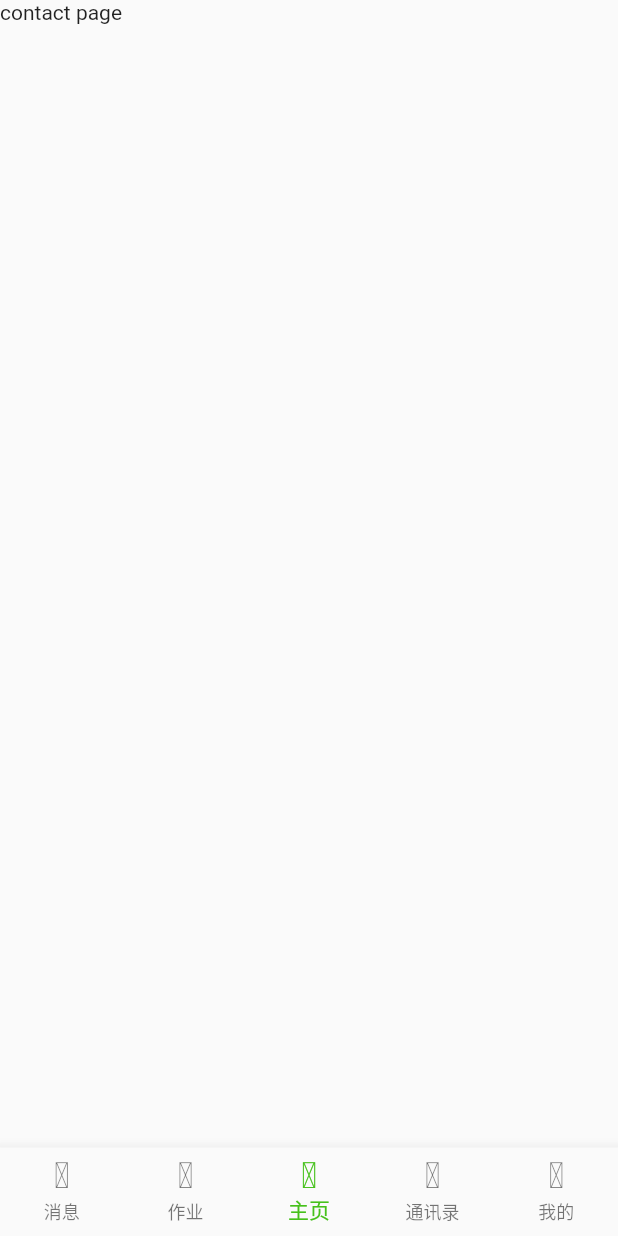
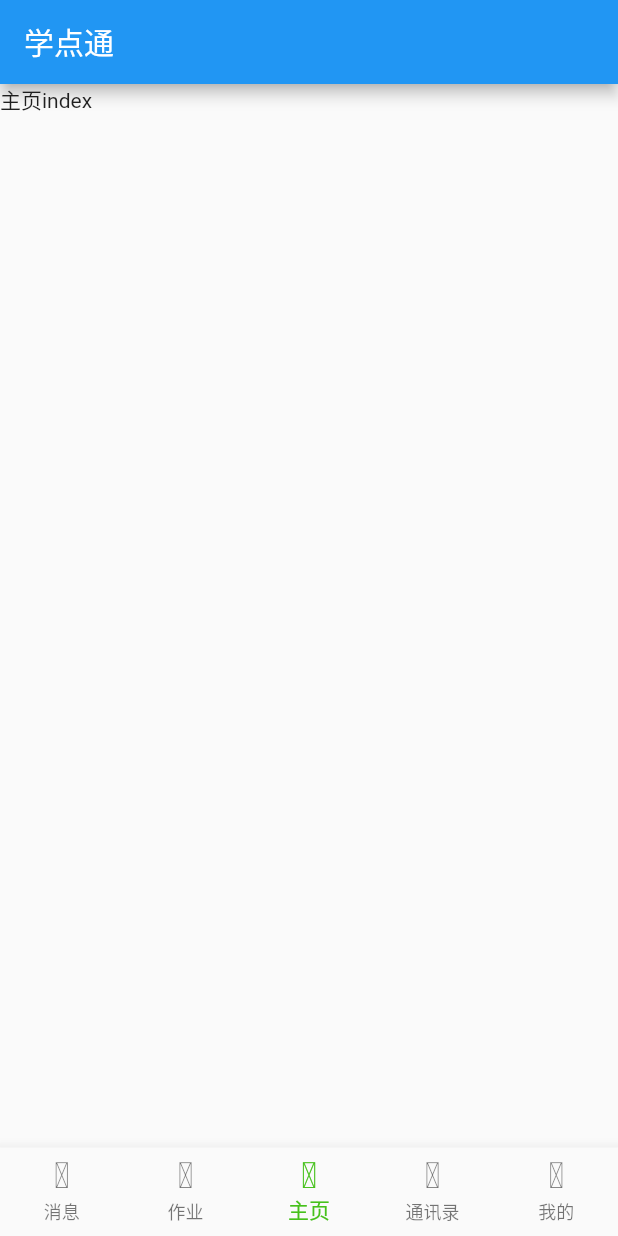
Before and after one commit to liucong1001/flutter-xuediantong, a Flutter app: the screen it shows after launch, swiped to page 3, on a phone screen of 412 x 824 dp. Run offline on Flutter 3.47's test engine with Material 2 defaults, Android fonts, the phone set to English and light mode, and no system bars.

Commit message:
tab底部切换 连接页面

```diff
--- /dev/null
+++ b/lib/constants.dart
@@ -0,0 +1,67 @@
+import 'package:flutter/material.dart';
+
+class AppColors {
+  static const BackgroundColor = 0xffebebeb;
+  static const AppBarColor = 0xff303030;
+  static const TabIconNormal = 0xff999999;
+  static const TabIconActive = 0xff46c11b;
+  static const AppBarPopupMenuColor = 0xffffffff;
+  static const TitleTextColor = 0xff353535;
+  static const ConversationItemBg = 0xffffffff;
+  static const DesTextColor = 0xff9e9e9e;
+  static const DividerColor = 0xffd9d9d9;
+  static const NotifyDotBg = 0xffff3e3e;
+  static const NotifyDotText = 0xffffffff;
+  static const ConversationMuteIcon = 0xffd8d8d8;
+  static const DeviceInfoItemBg = 0xfff5f5f5;
+  static const DeviceInfoItemText = 0xff606062;
+  static const DeviceInfoItemIcon = 0xff606062;
+  static const ContactGroupTitleBg = 0xffebebeb;
+  static const ContactGroupTitleText = 0xff888888;
+  static const IndexLetterBoxBg = Colors.black45;
+}
+
+class AppStyles {
+  static const TitleStyle = TextStyle(
+    fontSize: 14.0,
+    color: Color(AppColors.TitleTextColor),
+  );
+
+  static const DesStyle = TextStyle(
+    fontSize: 12.0,
+    color: Color(AppColors.DesTextColor),
+  );
+
+  static const UnreadMsgCountDotStyle = TextStyle(
+    fontSize: 12.0,
+    color: Color(AppColors.NotifyDotText),
+  );
+
+  static const DeviceInfoItemTextStyle = TextStyle(
+    fontSize: 13.0,
+    color: Color(AppColors.DeviceInfoItemText),
+  );
+
+  static const GroupTitleItemTextStyle = TextStyle(
+    fontSize: 14.0,
+    color: Color(AppColors.ContactGroupTitleText),
+  );
+
+  static const IndexLetterBoxTextStyle = TextStyle(
+    fontSize: 64.0,
+    color: Colors.white
+  );
+}
+
+class Constants {
+  static const IconFontFamily = "appIconFont";
+  static const ConversationAvatarSize = 48.0;
+  static const DividerWidth = 1.0;
+  static const UnReadMsgNotifyDotSize = 20.0;
+  static const ConversationMuteIconSize = 18.0;
+  static const ContactAvatarSize = 36.0;
+  static const IndexBarWidth = 24.0;
+  static const IndexLetterBoxSize = 114.0;
+  static const IndexLetterBoxRadius = 4.0;
+  static const FullWidthIconButtonIconSize = 24.0;
+}
--- /dev/null
+++ b/lib/home/home_index_page.dart
@@ -0,0 +1,15 @@
+import 'package:flutter/material.dart';
+
+class HomeIndexPage extends StatefulWidget {
+  @override
+  _HomeIndexPageState createState() => _HomeIndexPageState();
+}
+
+class _HomeIndexPageState extends State<HomeIndexPage> {
+  @override
+  Widget build(BuildContext context) {
+    return Container(
+       child: new Text('主页index'),
+    );
+  }
+}
--- a/lib/home/home_page.dart
+++ b/lib/home/home_page.dart
@@ -3,9 +3,12 @@ import '../common/base_style.dart';
 
 import '../msg/msg_page.dart';
 import '../task/task_page.dart';
+import '../home/home_index_page.dart';
 import '../contact/contact_page.dart';
 import '../center/center_page.dart';
 import 'navigation_icon_view .dart';
+// import '../constants.dart' show AppColors, AppStyles, Constants;
+
 
 class HomePage extends StatefulWidget {
   @override
@@ -25,55 +28,55 @@ class _HomePageState extends State<HomePage> {
       NavigationIconView(
         title: '消息',
         icon: IconData(
-          0xe608,
+          0xe69a,
           fontFamily: Constants.IconFontFamily,
         ),
         activeIcon: IconData(
-          0xe603,
+          0xe69a,
           fontFamily: Constants.IconFontFamily,
         ),
       ),
       NavigationIconView(
         title: '作业',
         icon: IconData(
-          0xe601,
+          0xe625,
           fontFamily: Constants.IconFontFamily,
         ),
         activeIcon: IconData(
-          0xe656,
+          0xe625,
           fontFamily: Constants.IconFontFamily,
         )
       ),
       NavigationIconView(
         title: '主页',
         icon: IconData(
-          0xe600,
+          0xec7f,
           fontFamily: Constants.IconFontFamily,
         ),
         activeIcon: IconData(
-          0xe671,
+          0xec7f,
           fontFamily: Constants.IconFontFamily,
         )
       ),
       NavigationIconView(
         title: '通讯录',
         icon: IconData(
-          0xe6c0,
+          0xe649,
           fontFamily: Constants.IconFontFamily,
         ),
         activeIcon: IconData(
-          0xe626,
+          0xe649,
           fontFamily: Constants.IconFontFamily,
         )
       ),
       NavigationIconView(
         title: '我的',
         icon: IconData(
-          0xe6c0,
+          0xe607,
           fontFamily: Constants.IconFontFamily,
         ),
         activeIcon: IconData(
-          0xe626,
+          0xe607,
           fontFamily: Constants.IconFontFamily,
         )
       ),
@@ -82,10 +85,9 @@ class _HomePageState extends State<HomePage> {
     _pages = [
       MsgPage(),
       TaskPage(),
-      // HomePage(),
+      HomeIndexPage(),
       ContactPage(),
       CenterPage(),
-      Container(color: Colors.brown),
     ];
   }
 
@@ -113,6 +115,9 @@ class _HomePageState extends State<HomePage> {
     );
 
     return Scaffold(
+      appBar: AppBar(
+        title:const Text('学点通'),
+      ),
       body:PageView.builder(
         itemBuilder: (BuildContext context, int index) {
           return _pages[index];
--- a/pubspec.yaml
+++ b/pubspec.yaml
@@ -35,7 +35,6 @@ flutter:
   # included with your application, so that you can use the icons in
   # the material Icons class.
   uses-material-design: true
-
   # To add assets to your application, add an assets section, like this:
   # assets:
   #  - images/a_dot_burr.jpeg
```
Also changed, not shown: assets/fonts/iconfont.ttf (added).
